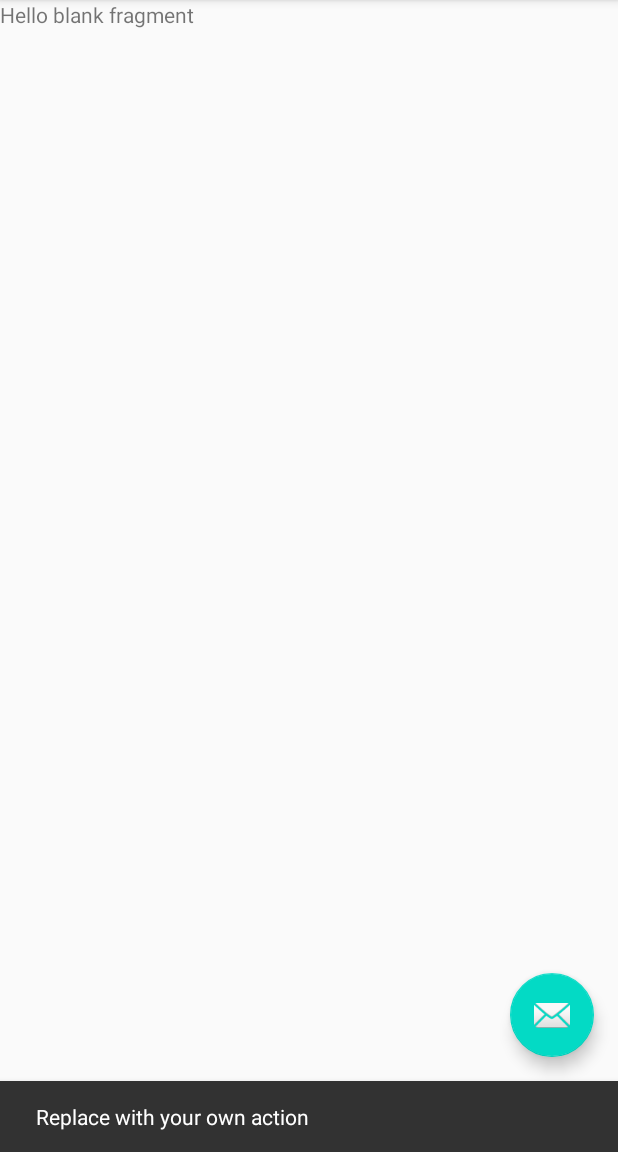
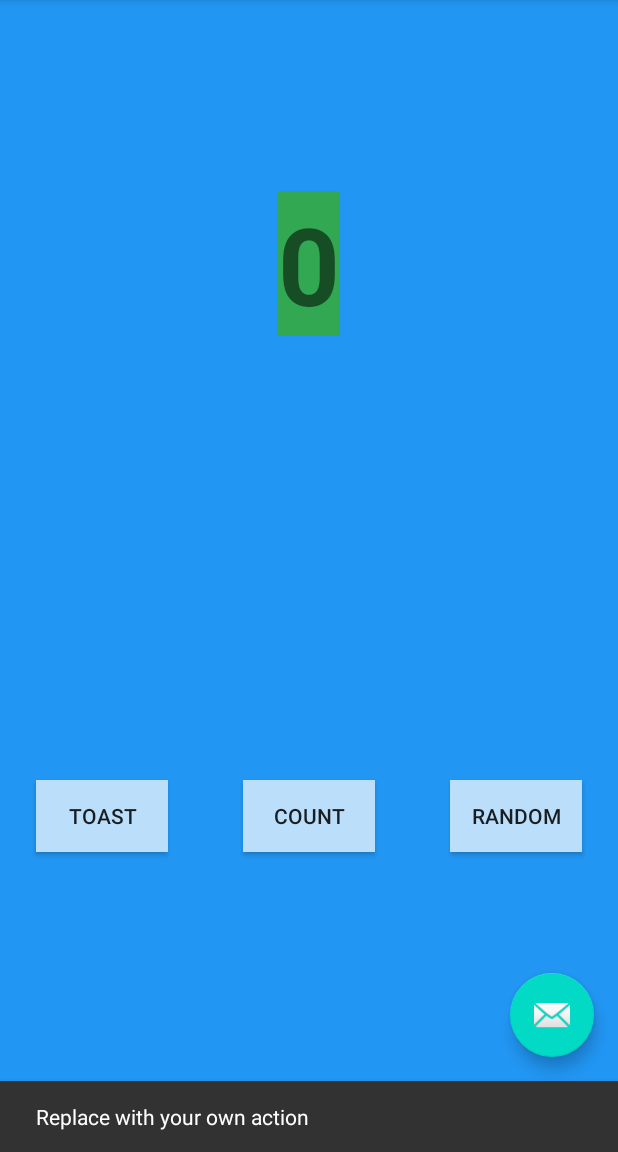
Before and after one commit to ravczar/PAMO, an Android app: the screen it shows after launch (MainActivity), after a tap on an icon or button, on a phone screen of 412 x 824 dp, the part 84-1236 px from its top. Run offline under Robolectric (Android 15) with nearby library versions, the phone set to English and light mode, and no system bars.

Commit message:
Add: constraintLayout to all fragments

```diff
--- a/KOTLIN/app/build.gradle
+++ b/KOTLIN/app/build.gradle
@@ -49,6 +49,8 @@ dependencies {
     implementation 'androidx.navigation:navigation-fragment-ktx:2.0.0'
     implementation 'androidx.navigation:navigation-ui-ktx:2.0.0'
     implementation 'androidx.legacy:legacy-support-v4:1.0.0'
+    implementation 'androidx.lifecycle:lifecycle-extensions:2.0.0'
+    implementation 'androidx.lifecycle:lifecycle-viewmodel-ktx:2.0.0'
     testImplementation 'junit:junit:4.12'
     androidTestImplementation 'androidx.test.ext:junit:1.1.1'
     androidTestImplementation 'androidx.test.espresso:espresso-core:3.2.0'
--- a/KOTLIN/app/src/main/res/layout/fragment_menu.xml
+++ b/KOTLIN/app/src/main/res/layout/fragment_menu.xml
@@ -1,14 +1,60 @@
 <?xml version="1.0" encoding="utf-8"?>
-<FrameLayout xmlns:android="http://schemas.android.com/apk/res/android"
-    xmlns:tools="http://schemas.android.com/tools"
-    android:layout_width="match_parent"
-    android:layout_height="match_parent"
-    tools:context=".MenuFragment">
+<androidx.constraintlayout.widget.ConstraintLayout xmlns:android="http://schemas.android.com/apk/res/android"
+xmlns:app="http://schemas.android.com/apk/res-auto"
+xmlns:tools="http://schemas.android.com/tools"
+android:layout_width="match_parent"
+android:layout_height="match_parent"
+android:background="@color/colorBackground"
+tools:context=".MenuFragment">
 
-    <!-- TODO: Update blank fragment layout -->
-    <TextView
-        android:layout_width="match_parent"
-        android:layout_height="match_parent"
-        android:text="@string/hello_blank_fragment" />
+<TextView
+    android:id="@+id/textview_first"
+    android:layout_width="wrap_content"
+    android:layout_height="wrap_content"
+    android:background="@color/colorGreen"
+    android:fontFamily="sans-serif"
+    android:text="@string/first_fragment_count"
+    android:textAlignment="center"
+    android:textSize="72sp"
+    android:textStyle="bold"
+    app:layout_constraintBottom_toTopOf="@id/random_button"
+    app:layout_constraintEnd_toEndOf="parent"
+    app:layout_constraintStart_toStartOf="parent"
+    app:layout_constraintTop_toTopOf="parent"
+    app:layout_constraintVertical_bias="0.3" />
 
-</FrameLayout>
+<Button
+    android:id="@+id/random_button"
+    android:layout_width="wrap_content"
+    android:layout_height="wrap_content"
+    android:layout_marginEnd="24dp"
+    android:layout_marginBottom="200dp"
+    android:background="@color/buttonBackground"
+    android:text="@string/random_button_text"
+    app:layout_constraintBottom_toBottomOf="parent"
+    app:layout_constraintEnd_toEndOf="parent" />
+
+<Button
+    android:id="@+id/toast_button"
+    android:layout_width="wrap_content"
+    android:layout_height="wrap_content"
+    android:layout_marginStart="24dp"
+    android:layout_marginBottom="200dp"
+    android:background="@color/buttonBackground"
+    android:text="@string/toast_button_text"
+    app:layout_constraintBottom_toBottomOf="parent"
+    app:layout_constraintStart_toStartOf="parent" />
+
+<Button
+    android:id="@+id/count_button"
+    android:layout_width="wrap_content"
+    android:layout_height="wrap_content"
+    android:layout_marginBottom="200dp"
+    android:text="@string/count_button_text"
+    android:background="@color/buttonBackground"
+    app:layout_constraintBottom_toBottomOf="parent"
+    app:layout_constraintEnd_toStartOf="@+id/random_button"
+    app:layout_constraintStart_toEndOf="@+id/toast_button"
+    app:layout_constraintTop_toBottomOf="@+id/textview_first"
+    app:layout_constraintVertical_bias="1.0" />
+</androidx.constraintlayout.widget.ConstraintLayout>
```
Also changed, not shown: KOTLIN/app/src/main/res/layout/fragment_bmi.xml (+35 -11 lines), KOTLIN/app/src/main/res/layout/fragment_ppm.xml (+34 -11 lines), KOTLIN/app/src/main/res/layout/fragment_recipe.xml (+34 -11 lines).
